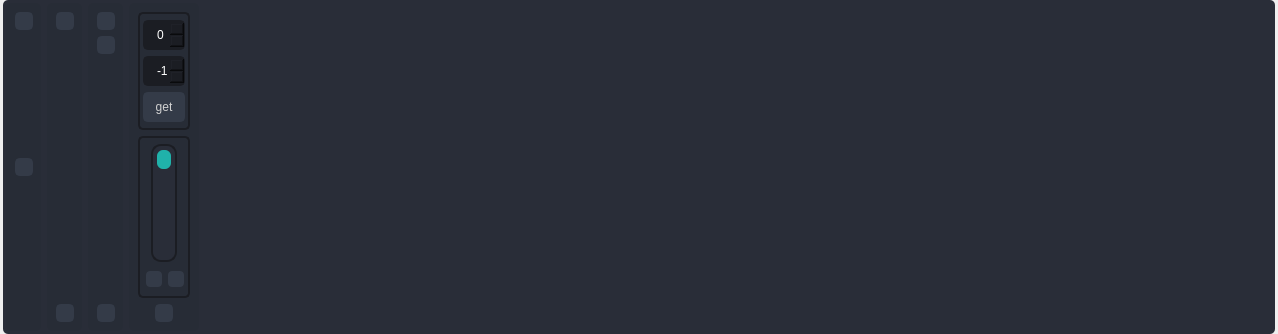
The window that Utilities/HSDPython_SDK/st_dtdl_gui/st_dtdl_gui/UI/plot_widget.ui (STMicroelectronics/fp-sns-datalog2) describes before a commit, drawn with Qt 5.
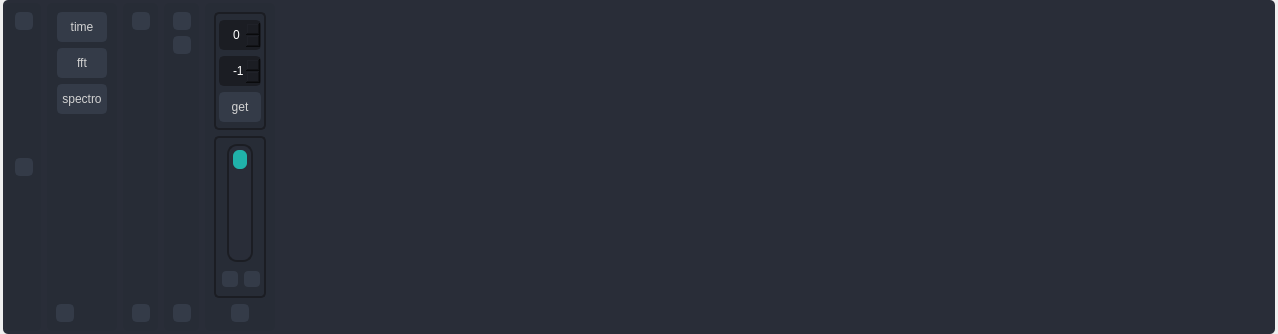
The same window after the commit. Icons and pictures are not drawn.

Diff of the .ui file:
```diff
--- a/Utilities/HSDPython_SDK/st_dtdl_gui/st_dtdl_gui/UI/plot_widget.ui
+++ b/Utilities/HSDPython_SDK/st_dtdl_gui/st_dtdl_gui/UI/plot_widget.ui
@@ -226,6 +226,224 @@
         </layout>
        </widget>
       </item>
+      <item>
+       <widget class="QFrame" name="frame_time_freq_settings">
+        <property name="sizePolicy">
+         <sizepolicy hsizetype="Fixed" vsizetype="Preferred">
+          <horstretch>0</horstretch>
+          <verstretch>0</verstretch>
+         </sizepolicy>
+        </property>
+        <property name="minimumSize">
+         <size>
+          <width>70</width>
+          <height>0</height>
+         </size>
+        </property>
+        <property name="maximumSize">
+         <size>
+          <width>35</width>
+          <height>16777215</height>
+         </size>
+        </property>
+        <property name="cursor">
+         <cursorShape>ArrowCursor</cursorShape>
+        </property>
+        <property name="styleSheet">
+         <string notr="true">QFrame {
+    background-color: rgb(39, 44, 54);
+}
+
+QPushButton {
+	border: 2px solid rgb(52, 59, 72);
+	border-radius: 5px;	
+	background-color: rgb(52, 59, 72);
+}
+QPushButton:hover {
+	background-color: rgb(57, 65, 80);
+	border: 2px solid rgb(61, 70, 86);
+}
+QPushButton:pressed {	
+	background-color: rgb(35, 40, 49);
+	border: 2px solid rgb(43, 50, 61);
+}
+QPushButton:disabled {
+     background-color: rgb(29,33,41);
+     border: 2px solid rgb(29,33,41);
+}
+QSpinBox {
+    color: rgb(255,255,255);
+    background-color: rgb(27, 29, 35);
+    border-radius: 5px;
+    border: 2px solid rgb(27, 29, 35);
+    padding-left: 10px;
+}
+QSpinBox:hover {
+    border: 2px solid rgb(58, 66, 81);
+}
+QSpinBox:focus {
+    border: 2px solid rgb(91, 101, 124);
+}
+QSpinBox:disabled {
+    color: rgb(60,60,60);
+	border: 2px solid rgb(64, 64, 64);
+}
+
+QSpinBox::up-button {
+    border-image: url(:/icons/icons/outline_keyboard_arrow_up_white_18dp.png);
+    /*border-width: 1px;*/
+}
+
+QSpinBox::down-button {
+    border-image: url(:/icons/icons/outline_keyboard_arrow_down_white_18dp.png);
+    /*border-width: 1px;*/
+}</string>
+        </property>
+        <property name="frameShape">
+         <enum>QFrame::StyledPanel</enum>
+        </property>
+        <property name="frameShadow">
+         <enum>QFrame::Raised</enum>
+        </property>
+        <layout class="QVBoxLayout" name="verticalLayout_11">
+         <property name="leftMargin">
+          <number>9</number>
+         </property>
+         <property name="topMargin">
+          <number>9</number>
+         </property>
+         <property name="rightMargin">
+          <number>9</number>
+         </property>
+         <property name="bottomMargin">
+          <number>9</number>
+         </property>
+         <item alignment="Qt::AlignHCenter">
+          <widget class="QPushButton" name="pushButton_tf_time">
+           <property name="minimumSize">
+            <size>
+             <width>50</width>
+             <height>30</height>
+            </size>
+           </property>
+           <property name="maximumSize">
+            <size>
+             <width>50</width>
+             <height>30</height>
+            </size>
+           </property>
+           <property name="toolTip">
+            <string>Frequency peak detector</string>
+           </property>
+           <property name="styleSheet">
+            <string notr="true"/>
+           </property>
+           <property name="text">
+            <string>time</string>
+           </property>
+          </widget>
+         </item>
+         <item alignment="Qt::AlignHCenter">
+          <widget class="QPushButton" name="pushButton_tf_fft">
+           <property name="minimumSize">
+            <size>
+             <width>50</width>
+             <height>30</height>
+            </size>
+           </property>
+           <property name="maximumSize">
+            <size>
+             <width>50</width>
+             <height>30</height>
+            </size>
+           </property>
+           <property name="toolTip">
+            <string>Enable frequency filter regions</string>
+           </property>
+           <property name="styleSheet">
+            <string notr="true"/>
+           </property>
+           <property name="text">
+            <string>fft</string>
+           </property>
+          </widget>
+         </item>
+         <item alignment="Qt::AlignHCenter">
+          <widget class="QPushButton" name="pushButton_tf_spectro">
+           <property name="sizePolicy">
+            <sizepolicy hsizetype="Preferred" vsizetype="Fixed">
+             <horstretch>0</horstretch>
+             <verstretch>0</verstretch>
+            </sizepolicy>
+           </property>
+           <property name="minimumSize">
+            <size>
+             <width>50</width>
+             <height>30</height>
+            </size>
+           </property>
+           <property name="maximumSize">
+            <size>
+             <width>50</width>
+             <height>30</height>
+            </size>
+           </property>
+           <property name="toolTip">
+            <string>Enable frequency filter regions</string>
+           </property>
+           <property name="styleSheet">
+            <string notr="true"/>
+           </property>
+           <property name="text">
+            <string>spectro</string>
+           </property>
+          </widget>
+         </item>
+         <item>
+          <spacer name="verticalSpacer_3">
+           <property name="orientation">
+            <enum>Qt::Vertical</enum>
+           </property>
+           <property name="sizeHint" stdset="0">
+            <size>
+             <width>20</width>
+             <height>40</height>
+            </size>
+           </property>
+          </spacer>
+         </item>
+         <item>
+          <widget class="QPushButton" name="pushButton_time_freq_close_settings">
+           <property name="minimumSize">
+            <size>
+             <width>18</width>
+             <height>18</height>
+            </size>
+           </property>
+           <property name="maximumSize">
+            <size>
+             <width>18</width>
+             <height>18</height>
+            </size>
+           </property>
+           <property name="toolTip">
+            <string>Close plot settings</string>
+           </property>
+           <property name="styleSheet">
+            <string notr="true"/>
+           </property>
+           <property name="text">
+            <string/>
+           </property>
+           <property name="icon">
+            <iconset resource="resources.qrc">
+             <normaloff>:/icons/icons/outline_arrow_back_ios_white_18dp.png</normaloff>:/icons/icons/outline_arrow_back_ios_white_18dp.png</iconset>
+           </property>
+          </widget>
+         </item>
+        </layout>
+       </widget>
+      </item>
       <item>
        <widget class="QFrame" name="frame_load_out_fmt">
         <property name="sizePolicy">
```
